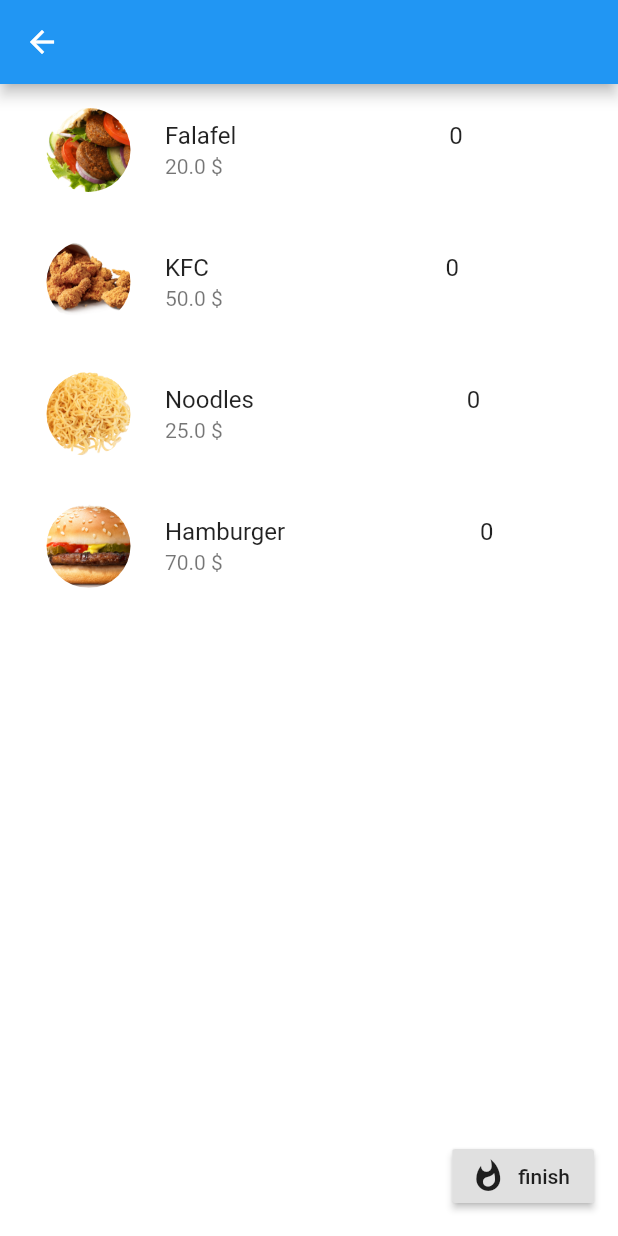
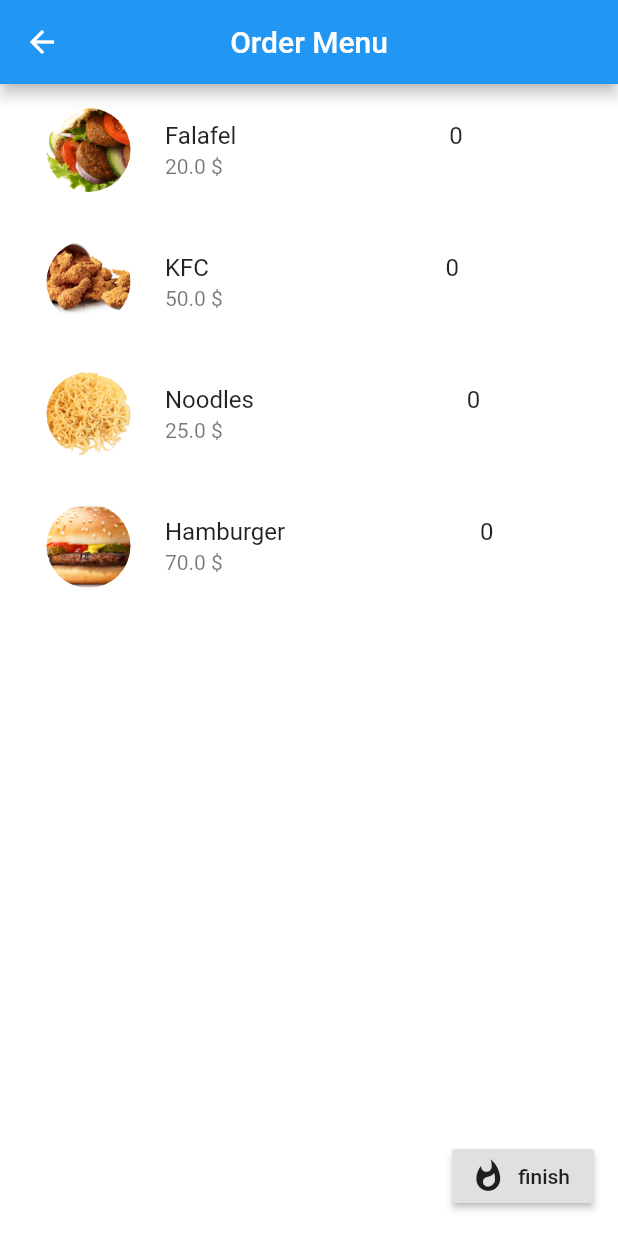
Before and after one commit to YazanMohsen008/Food-Order-Application, a Flutter app: the Home screen opened directly with empty values, after a tap on "Order", on a phone screen of 412 x 824 dp. Run offline on Flutter 3.47's test engine with Material 2 defaults, Android fonts, the phone set to English and light mode, and no system bars.

Commit message:
fixing register ,Setting Home Photo

```diff
--- a/lib/Pages/Home.dart
+++ b/lib/Pages/Home.dart
@@ -10,32 +10,40 @@ class HomeState extends State<Home>
 {
   Widget  build(BuildContext context)
   {
+
     dynamic user=  ModalRoute.of(context).settings.arguments;
 
     return Scaffold(
-      appBar: AppBar(),
+
+      appBar: AppBar(title: Text('Home'),centerTitle: true,),
         body: Center(
             child: Column(
                 children:[
-                SizedBox(height: 50,),
-                Text('Welcome ${user.name} ',style: TextStyle(fontSize: 20),)
+                  Image(image: AssetImage('images/Food.jpg'),)
                   ,
-                SizedBox(height: 50,),
+                  SizedBox(height: 30,),
+                  Text('Welcome ${user.name} ',style: TextStyle(fontSize: 20,
+                      fontStyle: FontStyle.italic ,fontWeight: FontWeight.bold),)
+          ,
+                  SizedBox(height: 30,),
                   Text('Your Bill is  ',style: TextStyle(fontSize: 20),)
                   ,
-                SizedBox(height: 50,),
+                  SizedBox(height: 30,),
 
                   Text('${user.bill}  \$',style: TextStyle(fontSize: 20),)
                   ,
-                SizedBox(height: 50,),
+                  SizedBox(height: 30,),
                 RaisedButton(
+                  elevation: 10,
+
+                  color: Colors.blue[300],
                   onPressed: ()async{
                     dynamic obj=await Navigator.pushNamed(context,'order');
                       setState(() {
                         user.bill=obj['bill'];
                       });
                   },
-                child: Text('Order'),
+                  child: Text('Order',style: TextStyle(color: Colors.white),),
                 )
 
 
--- a/lib/Pages/Order.dart
+++ b/lib/Pages/Order.dart
@@ -1,3 +1,4 @@
+
 import 'package:flutter/cupertino.dart';
 import 'package:flutter/material.dart';
 import 'package:food_menu/Services/Food.dart';
@@ -24,7 +25,7 @@ class OrderState extends State<Order>
   {
    return Scaffold(
        backgroundColor: Colors.white,
-       appBar: AppBar(),
+       appBar: AppBar(title: Text('Order Menu'),centerTitle: true,),
             floatingActionButton:RaisedButton.icon(
                 label: Text('finish'),
                 icon: Icon(Icons.whatshot,),
--- a/lib/Pages/Register.dart
+++ b/lib/Pages/Register.dart
@@ -53,9 +53,11 @@ class _RegisterState extends State<Register> {
 
           RaisedButton.icon(
               onPressed: () {
+                if(nameController.text!='' && numberController.text!='' &&addressController.text!=''){
                 User  user=User(name: nameController.text,
                     number: numberController.text,homeAddress: addressController.text);
                 Navigator.pushReplacementNamed(context,'home',arguments: user);
+                }
 
               },
               label: Text('Register',style:TextStyle(fontSize: 20, ))
```
Also changed, not shown: 1 other file. Lines whose indentation alone changed are shown as unchanged.
